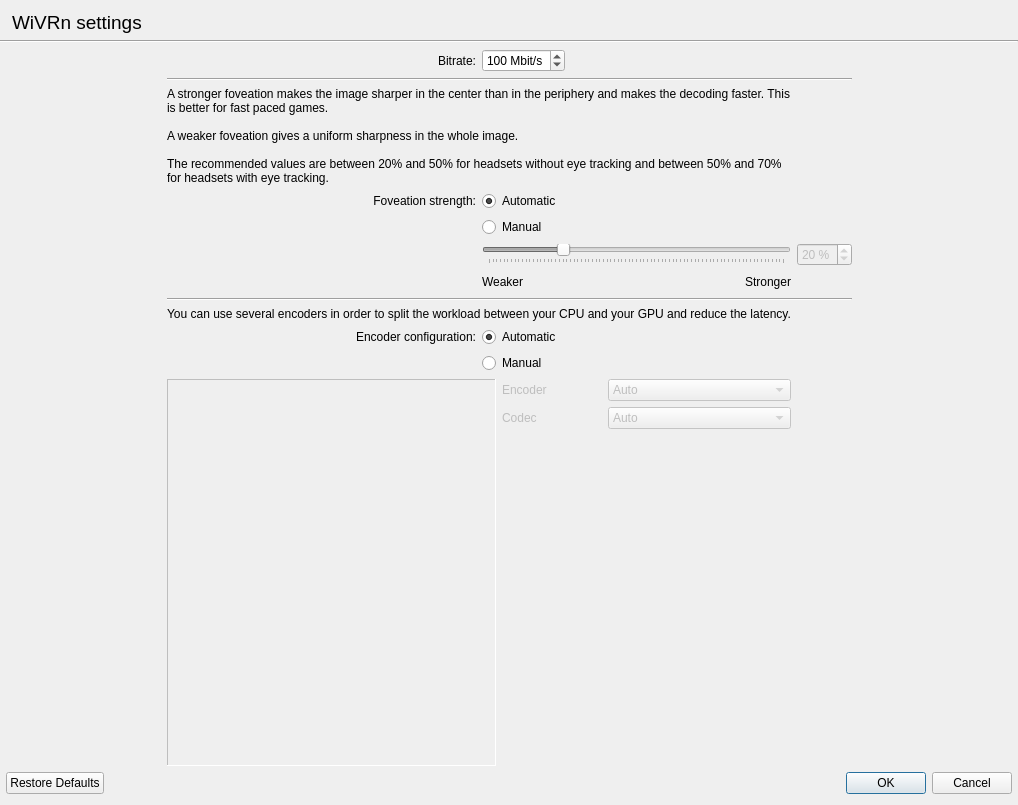
WiVRn/WiVRn, file dashboard/settings.ui: the form before one commit.
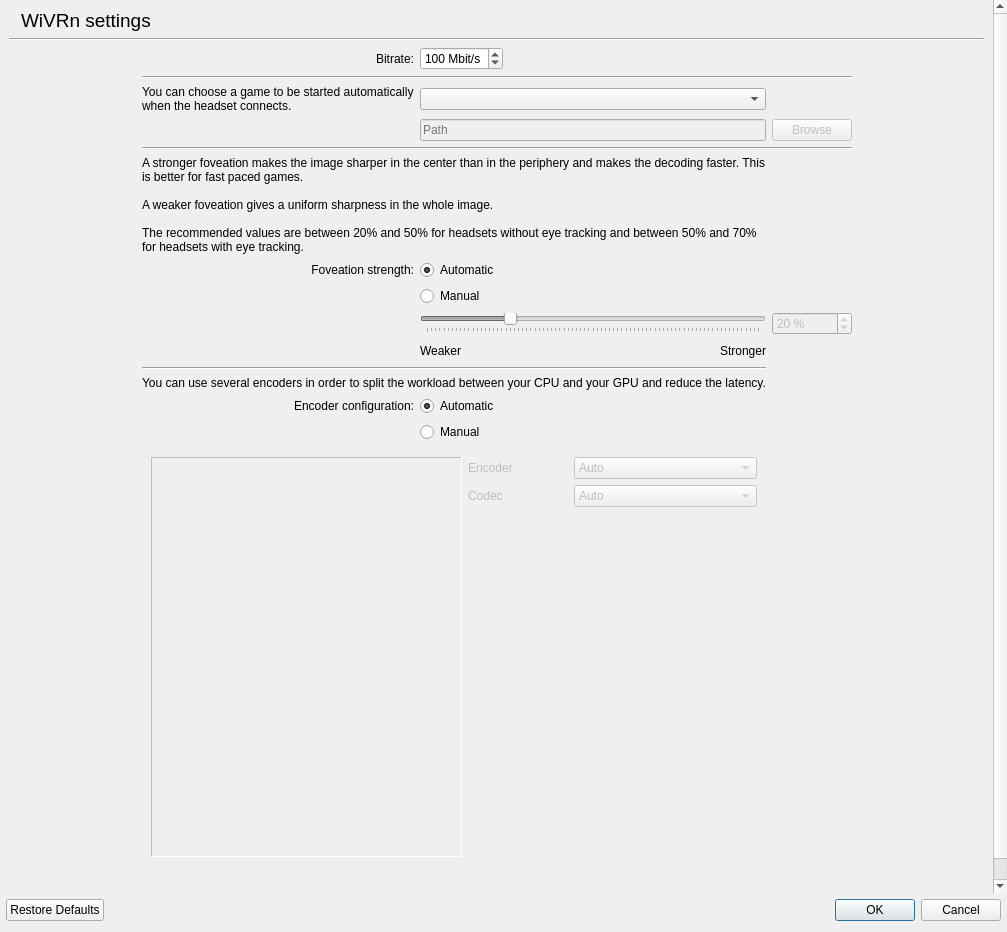
The form after the commit. Custom widgets are drawn as their Qt base class.

Commit message: Rework the wizard APK downloading, install directly instead of telling the user to use ADB. Add setting to choose which game to start automatically.

```diff
--- a/dashboard/settings.ui
+++ b/dashboard/settings.ui
@@ -6,8 +6,8 @@
    <rect>
     <x>0</x>
     <y>0</y>
-    <width>1018</width>
-    <height>805</height>
+    <width>1007</width>
+    <height>932</height>
    </rect>
   </property>
   <property name="windowTitle">
@@ -17,68 +17,30 @@
    <property name="leftMargin">
     <number>0</number>
    </property>
+   <property name="topMargin">
+    <number>0</number>
+   </property>
    <property name="rightMargin">
     <number>0</number>
    </property>
    <item>
+    <widget class="QScrollArea" name="scrollArea">
+     <property name="frameShape">
+      <enum>QFrame::Shape::NoFrame</enum>
+     </property>
+     <property name="widgetResizable">
+      <bool>true</bool>
+     </property>
+     <widget class="QWidget" name="scrollAreaWidgetContents">
+      <property name="geometry">
+       <rect>
+        <x>0</x>
+        <y>0</y>
+        <width>986</width>
+        <height>1047</height>
+       </rect>
+      </property>
     <layout class="QGridLayout" name="gridLayout_2">
-     <item row="6" column="1">
-      <widget class="QLabel" name="label_4">
-       <property name="text">
-        <string>Foveation strength:</string>
-       </property>
-       <property name="alignment">
-        <set>Qt::AlignmentFlag::AlignRight|Qt::AlignmentFlag::AlignTrailing|Qt::AlignmentFlag::AlignVCenter</set>
-       </property>
-      </widget>
-     </item>
-     <item row="2" column="1">
-      <widget class="QLabel" name="bitrate_label">
-       <property name="text">
-        <string>Bitrate:</string>
-       </property>
-       <property name="alignment">
-        <set>Qt::AlignmentFlag::AlignRight|Qt::AlignmentFlag::AlignTrailing|Qt::AlignmentFlag::AlignVCenter</set>
-       </property>
-       <property name="buddy">
-        <cstring>bitrate</cstring>
-       </property>
-      </widget>
-     </item>
-     <item row="10" column="2">
-      <layout class="QHBoxLayout" name="horizontalLayout_2">
-       <item>
-        <widget class="QLabel" name="label_2">
-         <property name="text">
-          <string>Weaker</string>
-         </property>
-        </widget>
-       </item>
-       <item>
-        <spacer name="horizontalSpacer_2">
-         <property name="orientation">
-          <enum>Qt::Orientation::Horizontal</enum>
-         </property>
-         <property name="sizeHint" stdset="0">
-          <size>
-           <width>40</width>
-           <height>20</height>
-          </size>
-         </property>
-        </spacer>
-       </item>
-       <item>
-        <widget class="QLabel" name="label_3">
-         <property name="text">
-          <string>Stronger</string>
-         </property>
-         <property name="alignment">
-          <set>Qt::AlignmentFlag::AlignRight|Qt::AlignmentFlag::AlignTrailing|Qt::AlignmentFlag::AlignVCenter</set>
-         </property>
-        </widget>
-       </item>
-      </layout>
-     </item>
      <item row="2" column="2">
       <layout class="QHBoxLayout" name="horizontalLayout_4">
        <item>
@@ -115,15 +77,157 @@
        </item>
       </layout>
      </item>
-     <item row="12" column="1" colspan="2">
-      <widget class="QLabel" name="label_7">
+       <item row="8" column="1" colspan="3">
+        <widget class="Line" name="line">
+         <property name="orientation">
+          <enum>Qt::Orientation::Horizontal</enum>
+         </property>
+        </widget>
+       </item>
+       <item row="10" column="1">
+        <widget class="QLabel" name="label_4">
        <property name="text">
-        <string>You can use several encoders in order to split the workload between your CPU and your GPU and reduce the latency.</string>
-       </property>
-      </widget>
-     </item>
-     <item row="15" column="1" colspan="2">
-      <layout class="QHBoxLayout" name="layout_encoder_config">
+          <string>Foveation strength:</string>
+         </property>
+         <property name="alignment">
+          <set>Qt::AlignmentFlag::AlignRight|Qt::AlignmentFlag::AlignTrailing|Qt::AlignmentFlag::AlignVCenter</set>
+         </property>
+        </widget>
+       </item>
+       <item row="10" column="2">
+        <widget class="QRadioButton" name="radio_auto_foveation">
+         <property name="text">
+          <string comment="Foveation">Automatic</string>
+         </property>
+         <property name="checked">
+          <bool>true</bool>
+         </property>
+         <attribute name="buttonGroup">
+          <string notr="true">group_foveation</string>
+         </attribute>
+        </widget>
+       </item>
+       <item row="13" column="2">
+        <layout class="QHBoxLayout" name="horizontalLayout_2">
+         <item>
+          <widget class="QLabel" name="label_2">
+           <property name="text">
+            <string>Weaker</string>
+           </property>
+          </widget>
+         </item>
+         <item>
+          <spacer name="horizontalSpacer_2">
+           <property name="orientation">
+            <enum>Qt::Orientation::Horizontal</enum>
+           </property>
+           <property name="sizeHint" stdset="0">
+            <size>
+             <width>40</width>
+             <height>20</height>
+            </size>
+           </property>
+          </spacer>
+         </item>
+         <item>
+          <widget class="QLabel" name="label_3">
+           <property name="text">
+            <string>Stronger</string>
+           </property>
+           <property name="alignment">
+            <set>Qt::AlignmentFlag::AlignRight|Qt::AlignmentFlag::AlignTrailing|Qt::AlignmentFlag::AlignVCenter</set>
+           </property>
+          </widget>
+         </item>
+        </layout>
+       </item>
+       <item row="2" column="4">
+        <spacer name="horizontalSpacer_5">
+         <property name="orientation">
+          <enum>Qt::Orientation::Horizontal</enum>
+         </property>
+         <property name="sizeHint" stdset="0">
+          <size>
+           <width>40</width>
+           <height>20</height>
+          </size>
+         </property>
+        </spacer>
+       </item>
+       <item row="9" column="1" colspan="2">
+        <widget class="QLabel" name="label">
+         <property name="text">
+          <string>A stronger foveation makes the image sharper in the center than in the periphery and makes the decoding faster. This is better for fast paced games.
+
+A weaker foveation gives a uniform sharpness in the whole image.
+
+The recommended values are between 20% and 50% for headsets without eye tracking and between 50% and 70% for headsets with eye tracking.</string>
+         </property>
+         <property name="wordWrap">
+          <bool>true</bool>
+         </property>
+        </widget>
+       </item>
+       <item row="12" column="2">
+        <widget class="QSlider" name="slider_foveation">
+         <property name="enabled">
+          <bool>false</bool>
+         </property>
+         <property name="sizePolicy">
+          <sizepolicy hsizetype="Preferred" vsizetype="Fixed">
+           <horstretch>0</horstretch>
+           <verstretch>0</verstretch>
+          </sizepolicy>
+         </property>
+         <property name="minimum">
+          <number>0</number>
+         </property>
+         <property name="maximum">
+          <number>80</number>
+         </property>
+         <property name="value">
+          <number>20</number>
+         </property>
+         <property name="orientation">
+          <enum>Qt::Orientation::Horizontal</enum>
+         </property>
+         <property name="tickPosition">
+          <enum>QSlider::TickPosition::TicksBelow</enum>
+         </property>
+        </widget>
+       </item>
+       <item row="17" column="2">
+        <widget class="QRadioButton" name="radio_manual_encoder">
+         <property name="text">
+          <string comment="Encoder">Manual</string>
+         </property>
+         <attribute name="buttonGroup">
+          <string notr="true">group_encoder</string>
+         </attribute>
+        </widget>
+       </item>
+       <item row="19" column="1" colspan="2">
+        <spacer name="verticalSpacer">
+         <property name="orientation">
+          <enum>Qt::Orientation::Vertical</enum>
+         </property>
+         <property name="sizeHint" stdset="0">
+          <size>
+           <width>20</width>
+           <height>40</height>
+          </size>
+         </property>
+        </spacer>
+       </item>
+       <item row="18" column="1" colspan="2">
+        <widget class="QWidget" name="layout_encoder_config" native="true">
+         <property name="minimumSize">
+          <size>
+           <width>0</width>
+           <height>100</height>
+          </size>
+         </property>
+         <layout class="QHBoxLayout" name="horizontalLayout_6">
        <item>
         <widget class="rectangle_partitionner" name="partitionner">
          <property name="enabled">
@@ -135,6 +239,12 @@
            <verstretch>0</verstretch>
           </sizepolicy>
          </property>
+            <property name="minimumSize">
+             <size>
+              <width>0</width>
+              <height>400</height>
+             </size>
+            </property>
          <property name="autoFillBackground">
           <bool>false</bool>
          </property>
@@ -292,172 +402,9 @@
         </layout>
        </item>
       </layout>
-     </item>
-     <item row="13" column="1">
-      <widget class="QLabel" name="label_5">
-       <property name="text">
-        <string>Encoder configuration:</string>
-       </property>
-       <property name="alignment">
-        <set>Qt::AlignmentFlag::AlignRight|Qt::AlignmentFlag::AlignTrailing|Qt::AlignmentFlag::AlignVCenter</set>
-       </property>
-      </widget>
-     </item>
-     <item row="4" column="1" colspan="3">
-      <widget class="Line" name="line">
-       <property name="orientation">
-        <enum>Qt::Orientation::Horizontal</enum>
-       </property>
-      </widget>
-     </item>
-     <item row="2" column="0">
-      <spacer name="horizontalSpacer_4">
-       <property name="orientation">
-        <enum>Qt::Orientation::Horizontal</enum>
-       </property>
-       <property name="sizeHint" stdset="0">
-        <size>
-         <width>40</width>
-         <height>20</height>
-        </size>
-       </property>
-      </spacer>
-     </item>
-     <item row="9" column="3">
-      <widget class="QSpinBox" name="spin_foveation">
-       <property name="enabled">
-        <bool>false</bool>
-       </property>
-       <property name="readOnly">
-        <bool>false</bool>
-       </property>
-       <property name="suffix">
-        <string> %</string>
-       </property>
-       <property name="maximum">
-        <number>80</number>
-       </property>
-       <property name="value">
-        <number>20</number>
-       </property>
-      </widget>
-     </item>
-     <item row="11" column="1" colspan="3">
-      <widget class="Line" name="line_2">
-       <property name="orientation">
-        <enum>Qt::Orientation::Horizontal</enum>
-       </property>
-      </widget>
-     </item>
-     <item row="2" column="4">
-      <spacer name="horizontalSpacer_5">
-       <property name="orientation">
-        <enum>Qt::Orientation::Horizontal</enum>
-       </property>
-       <property name="sizeHint" stdset="0">
-        <size>
-         <width>40</width>
-         <height>20</height>
-        </size>
-       </property>
-      </spacer>
-     </item>
-     <item row="9" column="2">
-      <widget class="QSlider" name="slider_foveation">
-       <property name="enabled">
-        <bool>false</bool>
-       </property>
-       <property name="sizePolicy">
-        <sizepolicy hsizetype="Preferred" vsizetype="Fixed">
-         <horstretch>0</horstretch>
-         <verstretch>0</verstretch>
-        </sizepolicy>
-       </property>
-       <property name="minimum">
-        <number>0</number>
-       </property>
-       <property name="maximum">
-        <number>80</number>
-       </property>
-       <property name="value">
-        <number>20</number>
-       </property>
-       <property name="orientation">
-        <enum>Qt::Orientation::Horizontal</enum>
-       </property>
-       <property name="tickPosition">
-        <enum>QSlider::TickPosition::TicksBelow</enum>
-       </property>
-      </widget>
-     </item>
-     <item row="13" column="2">
-      <widget class="QRadioButton" name="radio_auto_encoder">
-       <property name="text">
-        <string comment="Encoder">Automatic</string>
-       </property>
-       <property name="checked">
-        <bool>true</bool>
-       </property>
-       <attribute name="buttonGroup">
-        <string notr="true">group_encoder</string>
-       </attribute>
-      </widget>
-     </item>
-     <item row="5" column="1" colspan="2">
-      <widget class="QLabel" name="label">
-       <property name="text">
-        <string>A stronger foveation makes the image sharper in the center than in the periphery and makes the decoding faster. This is better for fast paced games.
-
-A weaker foveation gives a uniform sharpness in the whole image.
-
-The recommended values are between 20% and 50% for headsets without eye tracking and between 50% and 70% for headsets with eye tracking.</string>
-       </property>
-       <property name="wordWrap">
-        <bool>true</bool>
-       </property>
-      </widget>
-     </item>
-     <item row="14" column="2">
-      <widget class="QRadioButton" name="radio_manual_encoder">
-       <property name="text">
-        <string comment="Encoder">Manual</string>
-       </property>
-       <attribute name="buttonGroup">
-        <string notr="true">group_encoder</string>
-       </attribute>
-      </widget>
-     </item>
-     <item row="6" column="2">
-      <widget class="QRadioButton" name="radio_auto_foveation">
-       <property name="text">
-        <string comment="Foveation">Automatic</string>
-       </property>
-       <property name="checked">
-        <bool>true</bool>
-       </property>
-       <attribute name="buttonGroup">
-        <string notr="true">group_foveation</string>
-       </attribute>
-      </widget>
-     </item>
-     <item row="9" column="1">
-      <layout class="QHBoxLayout" name="horizontalLayout_3">
-       <item>
-        <spacer name="horizontalSpacer">
-         <property name="orientation">
-          <enum>Qt::Orientation::Horizontal</enum>
-         </property>
-         <property name="sizeHint" stdset="0">
-          <size>
-           <width>40</width>
-           <height>20</height>
-          </size>
-         </property>
-        </spacer>
-       </item>
-      </layout>
-     </item>
-     <item row="7" column="2">
+        </widget>
+       </item>
+       <item row="11" column="2">
       <widget class="QRadioButton" name="radio_manual_foveation">
        <property name="text">
         <string comment="Foveation">Manual</string>
@@ -467,10 +414,13 @@
        </attribute>
       </widget>
      </item>
-     <item row="1" column="0" colspan="5">
-      <widget class="Line" name="line_3">
-       <property name="orientation">
-        <enum>Qt::Orientation::Horizontal</enum>
+       <item row="6" column="2">
+        <widget class="QLineEdit" name="edit_game_path">
+         <property name="enabled">
+          <bool>false</bool>
+         </property>
+         <property name="placeholderText">
+          <string>Path</string>
        </property>
       </widget>
      </item>
@@ -522,7 +472,131 @@
        </item>
       </layout>
      </item>
-    </layout>
+       <item row="16" column="1">
+        <widget class="QLabel" name="label_5">
+         <property name="text">
+          <string>Encoder configuration:</string>
+         </property>
+         <property name="alignment">
+          <set>Qt::AlignmentFlag::AlignRight|Qt::AlignmentFlag::AlignTrailing|Qt::AlignmentFlag::AlignVCenter</set>
+         </property>
+        </widget>
+       </item>
+       <item row="1" column="0" colspan="5">
+        <widget class="Line" name="line_3">
+         <property name="orientation">
+          <enum>Qt::Orientation::Horizontal</enum>
+         </property>
+        </widget>
+       </item>
+       <item row="14" column="1" colspan="2">
+        <widget class="Line" name="line_2">
+         <property name="orientation">
+          <enum>Qt::Orientation::Horizontal</enum>
+         </property>
+        </widget>
+       </item>
+       <item row="3" column="1" colspan="3">
+        <widget class="Line" name="line_4">
+         <property name="orientation">
+          <enum>Qt::Orientation::Horizontal</enum>
+         </property>
+        </widget>
+       </item>
+       <item row="16" column="2">
+        <widget class="QRadioButton" name="radio_auto_encoder">
+         <property name="text">
+          <string comment="Encoder">Automatic</string>
+         </property>
+         <property name="checked">
+          <bool>true</bool>
+         </property>
+         <attribute name="buttonGroup">
+          <string notr="true">group_encoder</string>
+         </attribute>
+        </widget>
+       </item>
+       <item row="15" column="1" colspan="2">
+        <widget class="QLabel" name="label_7">
+         <property name="text">
+          <string>You can use several encoders in order to split the workload between your CPU and your GPU and reduce the latency.</string>
+         </property>
+        </widget>
+       </item>
+       <item row="2" column="1">
+        <widget class="QLabel" name="bitrate_label">
+         <property name="text">
+          <string>Bitrate:</string>
+         </property>
+         <property name="alignment">
+          <set>Qt::AlignmentFlag::AlignRight|Qt::AlignmentFlag::AlignTrailing|Qt::AlignmentFlag::AlignVCenter</set>
+         </property>
+         <property name="buddy">
+          <cstring>bitrate</cstring>
+         </property>
+        </widget>
+       </item>
+       <item row="4" column="1">
+        <widget class="QLabel" name="label_8">
+         <property name="text">
+          <string>You can choose a game to be started automatically when the headset connects.</string>
+         </property>
+         <property name="alignment">
+          <set>Qt::AlignmentFlag::AlignLeading|Qt::AlignmentFlag::AlignLeft|Qt::AlignmentFlag::AlignTop</set>
+         </property>
+         <property name="wordWrap">
+          <bool>true</bool>
+         </property>
+        </widget>
+       </item>
+       <item row="6" column="3">
+        <widget class="QPushButton" name="button_game_browse">
+         <property name="enabled">
+          <bool>false</bool>
+         </property>
+         <property name="text">
+          <string>Browse</string>
+         </property>
+        </widget>
+       </item>
+       <item row="12" column="3">
+        <widget class="QSpinBox" name="spin_foveation">
+         <property name="enabled">
+          <bool>false</bool>
+         </property>
+         <property name="readOnly">
+          <bool>false</bool>
+         </property>
+         <property name="suffix">
+          <string> %</string>
+         </property>
+         <property name="maximum">
+          <number>80</number>
+         </property>
+         <property name="value">
+          <number>20</number>
+         </property>
+        </widget>
+       </item>
+       <item row="2" column="0">
+        <spacer name="horizontalSpacer_4">
+         <property name="orientation">
+          <enum>Qt::Orientation::Horizontal</enum>
+         </property>
+         <property name="sizeHint" stdset="0">
+          <size>
+           <width>40</width>
+           <height>20</height>
+          </size>
+         </property>
+        </spacer>
+       </item>
+       <item row="4" column="2">
+        <widget class="QComboBox" name="combo_select_game"/>
+       </item>
+      </layout>
+     </widget>
+    </widget>
    </item>
    <item>
     <layout class="QHBoxLayout" name="horizontalLayout">
```
Left out of the diff: 100 changed lines with no effect on the pictures. Lines whose indentation alone changed are shown as unchanged. The commit also changes 21 other files.
